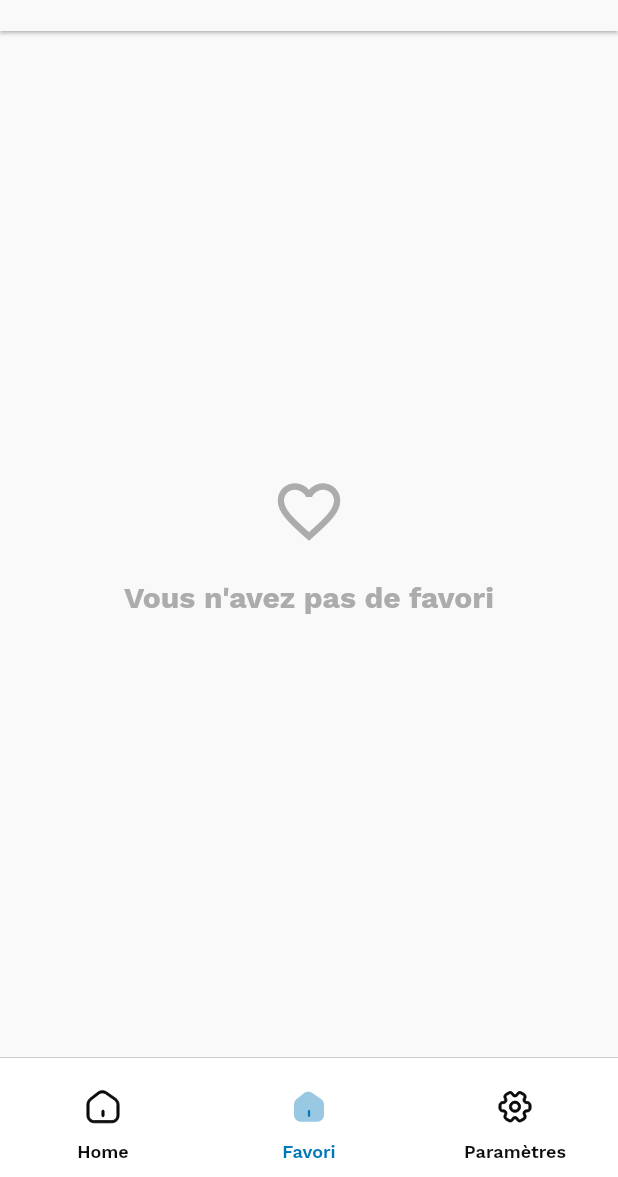
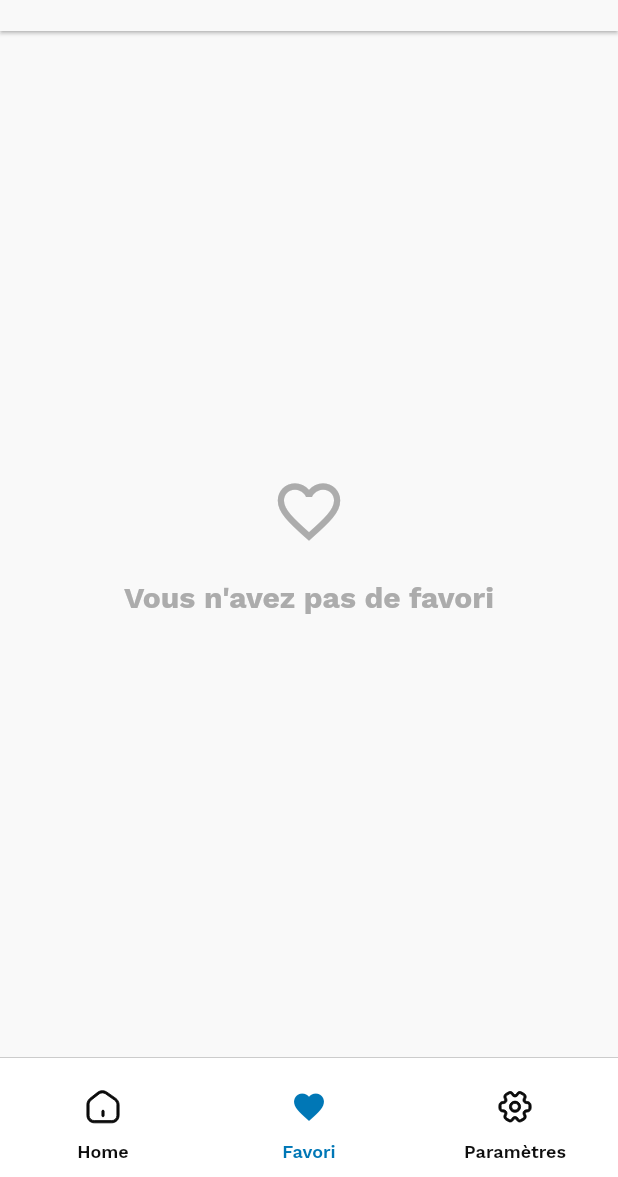
Before and after one commit to djamel96/Users_manager, a Flutter app: the screen it shows after launch, item 2 of the bottom bar chosen, on a phone screen of 412 x 824 dp, the part 59-1236 px from its top. Run offline on Flutter 3.47's test engine with Material 2 defaults, Android fonts, the phone set to English and light mode, and no system bars; our stand-ins replace cached_network_image, dio, flutter_svg, fluttertoast, get, lottie and 3 more; accounts and stored records are empty; network calls fail.

Commit message:
set nav bar favorit icon

```diff
--- a/lib/resources/app_icons.dart
+++ b/lib/resources/app_icons.dart
@@ -7,4 +7,5 @@ class AppIcons {
   static const String settingsActive = '$mainMenuIcons/active/setting.svg';
   static const String settingsNonActive =
       '$mainMenuIcons/non_active/setting.svg';
+  static const String heart = '$mainMenuIcons/active/heart.svg';
 }
--- a/lib/widgets/nav_bar/tab_title.dart
+++ b/lib/widgets/nav_bar/tab_title.dart
@@ -1,4 +1,5 @@
 import 'package:charlie/resources/app_icons.dart';
+import 'package:charlie/them/colors.dart';
 import 'package:charlie/utils/constants.dart';
 import 'package:flutter/material.dart';
 import 'package:flutter_svg/flutter_svg.dart';
@@ -21,9 +22,14 @@ class TabTitle extends StatelessWidget {
 
         break;
       case favoriteIndex:
-        iconWidget = SvgPicture.asset(
-          active ? AppIcons.homeActive : AppIcons.homeActive,
-        );
+        iconWidget = active
+            ? const Icon(
+                Icons.favorite,
+                color: AppColors.appMain100,
+              )
+            : const Icon(
+                Icons.favorite_border,
+              );
         break;
 
       case settingsScreenIndex:
```
Also changed, not shown: assets/icons/tabview/active/heart.svg (added).
